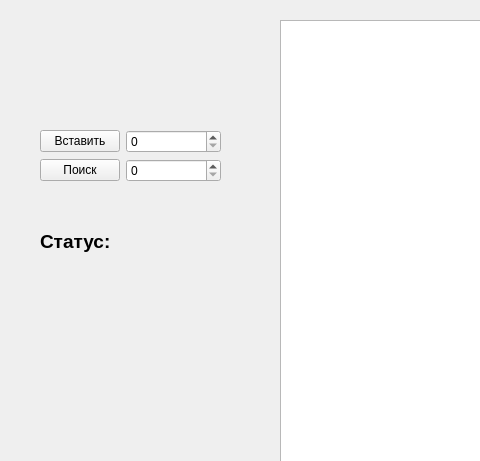
The window that mainwindow.ui (SaYxGal/Cursach) describes before a commit, drawn with Qt 5; both pictures show x 0 to 480 and y 0 to 461 of the 1000 by 700 pixel window.
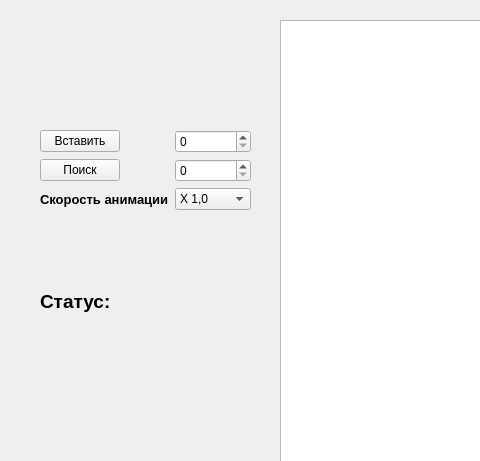
The same window after the commit.

Commit message: Добавлена возможность изменять скорость анимации. Поставлена защита от спама кнопки вставки/поиска

```diff
--- a/mainwindow.ui
+++ b/mainwindow.ui
@@ -47,8 +47,8 @@
      <rect>
       <x>40</x>
       <y>130</y>
-      <width>181</width>
-      <height>61</height>
+      <width>211</width>
+      <height>80</height>
      </rect>
     </property>
     <layout class="QFormLayout" name="formLayout">
@@ -72,13 +72,51 @@
        </property>
       </widget>
      </item>
+     <item row="2" column="0">
+      <widget class="QLabel" name="label">
+       <property name="font">
+        <font>
+         <pointsize>10</pointsize>
+         <weight>75</weight>
+         <bold>true</bold>
+        </font>
+       </property>
+       <property name="text">
+        <string>Скорость анимации</string>
+       </property>
+      </widget>
+     </item>
+     <item row="2" column="1">
+      <widget class="QComboBox" name="comboBox">
+       <item>
+        <property name="text">
+         <string>X 1,0</string>
+        </property>
+       </item>
+       <item>
+        <property name="text">
+         <string>X 0,5</string>
+        </property>
+       </item>
+       <item>
+        <property name="text">
+         <string>X 2,0</string>
+        </property>
+       </item>
+       <item>
+        <property name="text">
+         <string>X 3,0</string>
+        </property>
+       </item>
+      </widget>
+     </item>
     </layout>
    </widget>
    <widget class="QWidget" name="verticalLayoutWidget">
     <property name="geometry">
      <rect>
       <x>40</x>
-      <y>210</y>
+      <y>270</y>
       <width>211</width>
       <height>131</height>
      </rect>
```
The commit also changes 4 other files.
